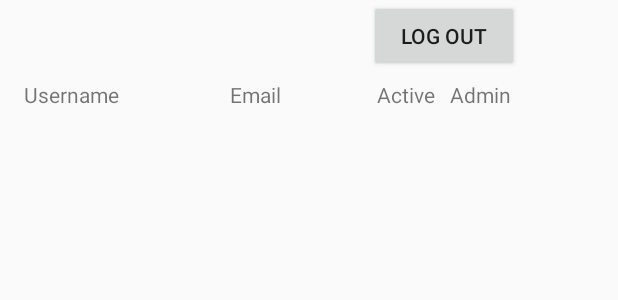
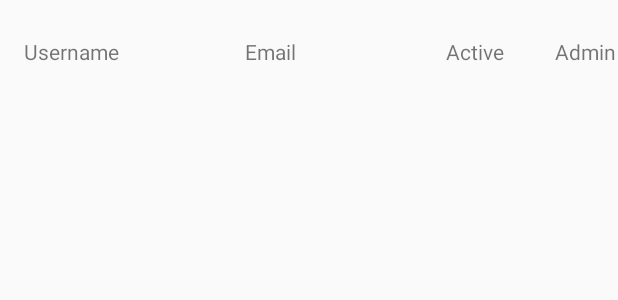
Before and after one commit to thuhangnguyen8894/SmartPlug, an Android app: the layout activity_list_users.xml on its own in the app's theme, with its tools: preview values and no code run, on a phone screen of 412 x 824 dp. Shown: the top 300 px of the screen. Run offline under Robolectric (Android 15) with nearby library versions, the phone set to English and light mode, and no system bars; network calls fail.

Commit message:
HangNguyen modified Android

```diff
--- a/android/SmartPlug/app/src/main/java/com/nguyenthuhang/smartplug/Config.java
+++ b/android/SmartPlug/app/src/main/java/com/nguyenthuhang/smartplug/Config.java
@@ -16,4 +16,8 @@ public class Config {
     public static final String LOGGEDIN_SHARED_PREF = "loggedin";
 
     public static final String LOGGEDIN_USERSTYLE = "userstyle";
+
+    public static final void saveStatus(){
+
+    }
 }
--- a/android/SmartPlug/app/src/main/res/layout/activity_history.xml
+++ b/android/SmartPlug/app/src/main/res/layout/activity_history.xml
@@ -21,11 +21,11 @@
             android:layout_height="wrap_content"
             android:id="@+id/txtAdminHistory"/>
 
-        <Button
+        <!--<Button
             android:layout_width="100dp"
             android:layout_height="wrap_content"
             android:id="@+id/btnLogoutAdminHistory"
-            android:text="Log out"/>
+            android:text="Log out"/>-->
     </LinearLayout>
 
     <LinearLayout
--- a/android/SmartPlug/app/src/main/res/layout/activity_list_users.xml
+++ b/android/SmartPlug/app/src/main/res/layout/activity_list_users.xml
@@ -18,17 +18,18 @@
             android:layout_height="wrap_content"
             android:id="@+id/txtAdminListUsers"/>
 
-        <Button
+        <!--<Button
             android:layout_width="100dp"
             android:layout_height="wrap_content"
             android:id="@+id/btnLogoutAdminListUsers"
-            android:text="Log out"/>
+            android:text="Log out"/>-->
     </LinearLayout>
 
     <LinearLayout
         android:layout_width="match_parent"
         android:layout_height="wrap_content"
-        android:orientation="horizontal">
+        android:orientation="horizontal"
+        android:weightSum="1">
         <TextView
             android:layout_width="95dp"
             android:layout_height="30dp"
@@ -37,7 +38,7 @@
             android:gravity="center"/>
 
         <TextView
-            android:layout_width="150dp"
+            android:layout_width="170dp"
             android:layout_height="30dp"
             android:text="Email"
             android:layout_gravity="center"
@@ -46,16 +47,17 @@
         <TextView
             android:layout_width="50dp"
             android:layout_height="30dp"
+            android:layout_gravity="center"
+            android:gravity="center"
             android:text="Active"
-            android:layout_gravity="center"
-            android:gravity="center"/>
+            android:layout_weight="1.02" />
 
         <TextView
-            android:layout_width="50dp"
+            android:layout_width="45dp"
             android:layout_height="30dp"
-            android:text="Admin"
             android:layout_gravity="center"
-            android:gravity="center"/>
+            android:gravity="center"
+            android:text="Admin" />
     </LinearLayout>
 
     <LinearLayout
--- a/android/SmartPlug/app/src/main/res/layout/activity_login_admin.xml
+++ b/android/SmartPlug/app/src/main/res/layout/activity_login_admin.xml
@@ -21,11 +21,11 @@
             android:layout_height="wrap_content"
             android:id="@+id/txtAdmin"/>
 
-        <Button
+        <!--<Button
             android:layout_width="100dp"
             android:layout_height="wrap_content"
             android:id="@+id/btnLogoutAdmin"
-            android:text="Log out"/>
+            android:text="Log out"/>-->
     </LinearLayout>
 
     <LinearLayout
--- a/android/SmartPlug/app/src/main/res/layout/activity_main.xml
+++ b/android/SmartPlug/app/src/main/res/layout/activity_main.xml
@@ -34,11 +34,11 @@
             android:layout_height="match_parent"
             android:id="@+id/txtUser"/>
 
-        <Button
+        <!--<Button
             android:layout_width="100dp"
             android:layout_height="wrap_content"
             android:id="@+id/btnLogout"
-            android:text="Log out"/>
+            android:text="Log out"/>-->
     </LinearLayout>
 
     <TextView
```
Also changed, not shown: android/SmartPlug/app/src/main/java/com/nguyenthuhang/smartplug/HistoryActivity.java (+29 -7 lines), android/SmartPlug/app/src/main/java/com/nguyenthuhang/smartplug/ListUsersActivity.java (+28 -8 lines), android/SmartPlug/app/src/main/java/com/nguyenthuhang/smartplug/LoginActivity.java (+3 -6 lines), android/SmartPlug/app/src/main/java/com/nguyenthuhang/smartplug/LoginAdminActivity.java (+14 -14 lines), android/SmartPlug/app/src/main/java/com/nguyenthuhang/smartplug/MainActivity.java (+28 -9 lines), android/SmartPlug/app/src/main/res/menu/account.xml (+13 -1 lines).
